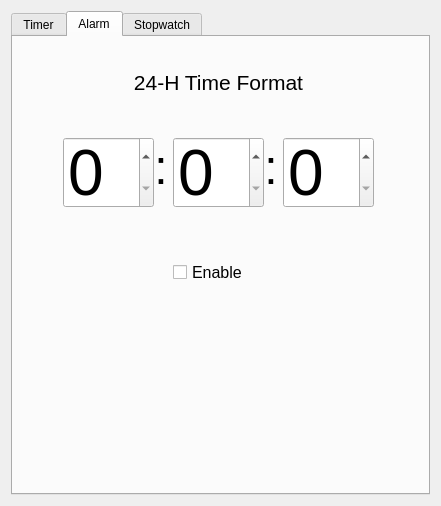
The window that form.ui (HosseinSadeghi-dev/Alarms_Clock_windows) describes before a commit, drawn with Qt 5.
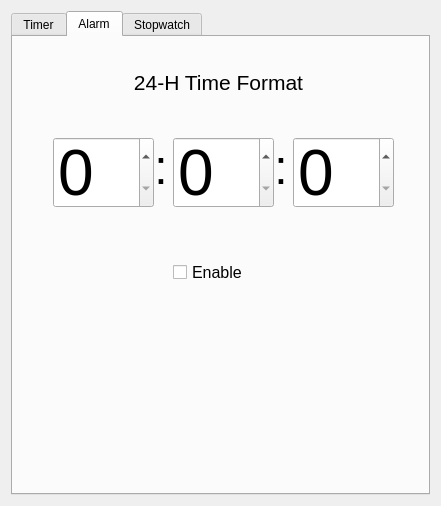
The same window after the commit.

What changed in the file:
```diff
--- a/form.ui
+++ b/form.ui
@@ -189,7 +189,7 @@
         <rect>
          <x>160</x>
          <y>100</y>
-         <width>91</width>
+         <width>101</width>
          <height>71</height>
         </rect>
        </property>
@@ -214,9 +214,9 @@
       <widget class="QSpinBox" name="alarm_h">
        <property name="geometry">
         <rect>
-         <x>50</x>
+         <x>40</x>
          <y>100</y>
-         <width>91</width>
+         <width>101</width>
          <height>71</height>
         </rect>
        </property>
@@ -259,9 +259,9 @@
       <widget class="QSpinBox" name="alarm_s">
        <property name="geometry">
         <rect>
-         <x>270</x>
+         <x>280</x>
          <y>100</y>
-         <width>91</width>
+         <width>101</width>
          <height>71</height>
         </rect>
        </property>
@@ -325,7 +325,7 @@
       <widget class="QLabel" name="label_2">
        <property name="geometry">
         <rect>
-         <x>250</x>
+         <x>260</x>
          <y>80</y>
          <width>16</width>
          <height>101</height>
```
